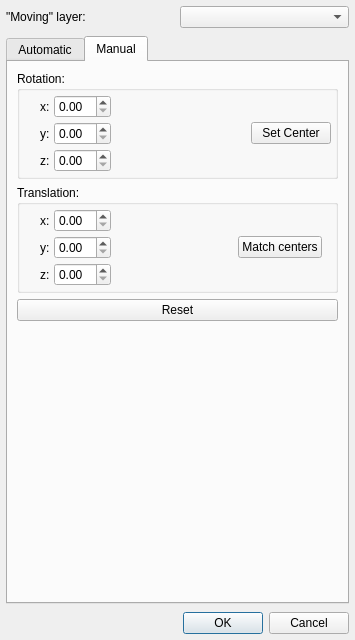
Before: the Qt Designer form GUI/Qt/Windows/Registration/RegistrationDialog.ui in pyushkevich/itksnap, drawn with Qt 5.
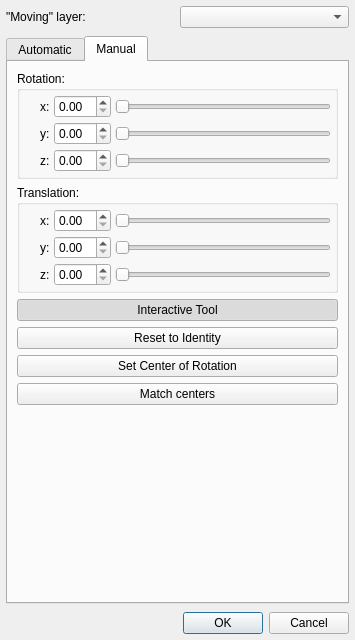
After: the same form once the commit is applied. Custom widgets are drawn as their Qt base class.

Commit message: rudimentary manual registration mode is in place

Diff of the .ui file:
```diff
--- a/GUI/Qt/Windows/Registration/RegistrationDialog.ui
+++ b/GUI/Qt/Windows/Registration/RegistrationDialog.ui
@@ -70,13 +70,7 @@
           </property>
           <item>
            <widget class="QWidget" name="widget_2" native="true">
-            <layout class="QFormLayout" name="formLayout">
-             <property name="horizontalSpacing">
-              <number>4</number>
-             </property>
-             <property name="verticalSpacing">
-              <number>4</number>
-             </property>
+            <layout class="QGridLayout" name="gridLayout_2">
              <property name="leftMargin">
               <number>0</number>
              </property>
@@ -89,6 +83,9 @@
              <property name="bottomMargin">
               <number>0</number>
              </property>
+             <property name="spacing">
+              <number>4</number>
+             </property>
              <item row="0" column="0">
               <widget class="QLabel" name="label_4">
                <property name="text">
@@ -99,6 +96,13 @@
              <item row="0" column="1">
               <widget class="QDoubleSpinBox" name="inRotX"/>
              </item>
+             <item row="0" column="2">
+              <widget class="QDoubleSlider" name="inRotXSlider">
+               <property name="orientation">
+                <enum>Qt::Horizontal</enum>
+               </property>
+              </widget>
+             </item>
              <item row="1" column="0">
               <widget class="QLabel" name="label_5">
                <property name="text">
@@ -109,6 +113,13 @@
              <item row="1" column="1">
               <widget class="QDoubleSpinBox" name="inRotY"/>
              </item>
+             <item row="1" column="2">
+              <widget class="QDoubleSlider" name="inRotYSlider">
+               <property name="orientation">
+                <enum>Qt::Horizontal</enum>
+               </property>
+              </widget>
+             </item>
              <item row="2" column="0">
               <widget class="QLabel" name="label_6">
                <property name="text">
@@ -119,29 +130,16 @@
              <item row="2" column="1">
               <widget class="QDoubleSpinBox" name="inRotZ"/>
              </item>
+             <item row="2" column="2">
+              <widget class="QDoubleSlider" name="inRotZSlider">
+               <property name="orientation">
+                <enum>Qt::Horizontal</enum>
+               </property>
+              </widget>
+             </item>
             </layout>
            </widget>
           </item>
-          <item>
-           <spacer name="horizontalSpacer">
-            <property name="orientation">
-             <enum>Qt::Horizontal</enum>
-            </property>
-            <property name="sizeHint" stdset="0">
-             <size>
-              <width>40</width>
-              <height>20</height>
-             </size>
-            </property>
-           </spacer>
-          </item>
-          <item>
-           <widget class="QPushButton" name="pushButton">
-            <property name="text">
-             <string>Set Center</string>
-            </property>
-           </widget>
-          </item>
          </layout>
         </widget>
        </item>
@@ -168,13 +166,7 @@
           </property>
           <item>
            <widget class="QWidget" name="widget_3" native="true">
-            <layout class="QFormLayout" name="formLayout_2">
-             <property name="horizontalSpacing">
-              <number>4</number>
-             </property>
-             <property name="verticalSpacing">
-              <number>4</number>
-             </property>
+            <layout class="QGridLayout" name="gridLayout_3">
              <property name="leftMargin">
               <number>0</number>
              </property>
@@ -187,6 +179,9 @@
              <property name="bottomMargin">
               <number>0</number>
              </property>
+             <property name="spacing">
+              <number>4</number>
+             </property>
              <item row="0" column="0">
               <widget class="QLabel" name="label_7">
                <property name="text">
@@ -195,7 +190,14 @@
               </widget>
              </item>
              <item row="0" column="1">
-              <widget class="QDoubleSpinBox" name="inRotX_2"/>
+              <widget class="QDoubleSpinBox" name="inTranX"/>
+             </item>
+             <item row="0" column="2">
+              <widget class="QDoubleSlider" name="inTranXSlider">
+               <property name="orientation">
+                <enum>Qt::Horizontal</enum>
+               </property>
+              </widget>
              </item>
              <item row="1" column="0">
               <widget class="QLabel" name="label_8">
@@ -205,7 +207,14 @@
               </widget>
              </item>
              <item row="1" column="1">
-              <widget class="QDoubleSpinBox" name="inRotY_2"/>
+              <widget class="QDoubleSpinBox" name="inTranY"/>
+             </item>
+             <item row="1" column="2">
+              <widget class="QDoubleSlider" name="inTranYSlider">
+               <property name="orientation">
+                <enum>Qt::Horizontal</enum>
+               </property>
+              </widget>
              </item>
              <item row="2" column="0">
               <widget class="QLabel" name="label_9">
@@ -217,29 +226,10 @@
              <item row="2" column="1">
               <widget class="QDoubleSpinBox" name="inRotZ_2"/>
              </item>
-            </layout>
-           </widget>
-          </item>
-          <item>
-           <spacer name="horizontalSpacer_2">
-            <property name="orientation">
-             <enum>Qt::Horizontal</enum>
-            </property>
-            <property name="sizeHint" stdset="0">
-             <size>
-              <width>40</width>
-              <height>20</height>
-             </size>
-            </property>
-           </spacer>
-          </item>
-          <item>
-           <widget class="QWidget" name="widget_4" native="true">
-            <layout class="QVBoxLayout" name="verticalLayout">
-             <item>
-              <widget class="QPushButton" name="btnMatchCenters">
-               <property name="text">
-                <string>Match centers</string>
+             <item row="2" column="2">
+              <widget class="QDoubleSlider" name="inTranZSlider">
+               <property name="orientation">
+                <enum>Qt::Horizontal</enum>
                </property>
               </widget>
              </item>
@@ -249,10 +239,37 @@
          </layout>
         </widget>
        </item>
+       <item>
+        <widget class="QPushButton" name="btnInteractiveTool">
+         <property name="text">
+          <string>Interactive Tool</string>
+         </property>
+         <property name="checkable">
+          <bool>true</bool>
+         </property>
+         <property name="checked">
+          <bool>true</bool>
+         </property>
+        </widget>
+       </item>
        <item>
         <widget class="QPushButton" name="pushButton_2">
          <property name="text">
-          <string>Reset</string>
+          <string>Reset to Identity</string>
+         </property>
+        </widget>
+       </item>
+       <item>
+        <widget class="QPushButton" name="pushButton">
+         <property name="text">
+          <string>Set Center of Rotation</string>
+         </property>
+        </widget>
+       </item>
+       <item>
+        <widget class="QPushButton" name="btnMatchCenters">
+         <property name="text">
+          <string>Match centers</string>
          </property>
         </widget>
        </item>
@@ -295,6 +312,13 @@
    </item>
   </layout>
  </widget>
+ <customwidgets>
+  <customwidget>
+   <class>QDoubleSlider</class>
+   <extends>QSlider</extends>
+   <header location="global">QDoubleSlider.h</header>
+  </customwidget>
+ </customwidgets>
  <resources/>
  <connections>
   <connection>
```
Left out of the diff: 6 changed lines with no effect on the pictures. The commit also changes 27 other files.
